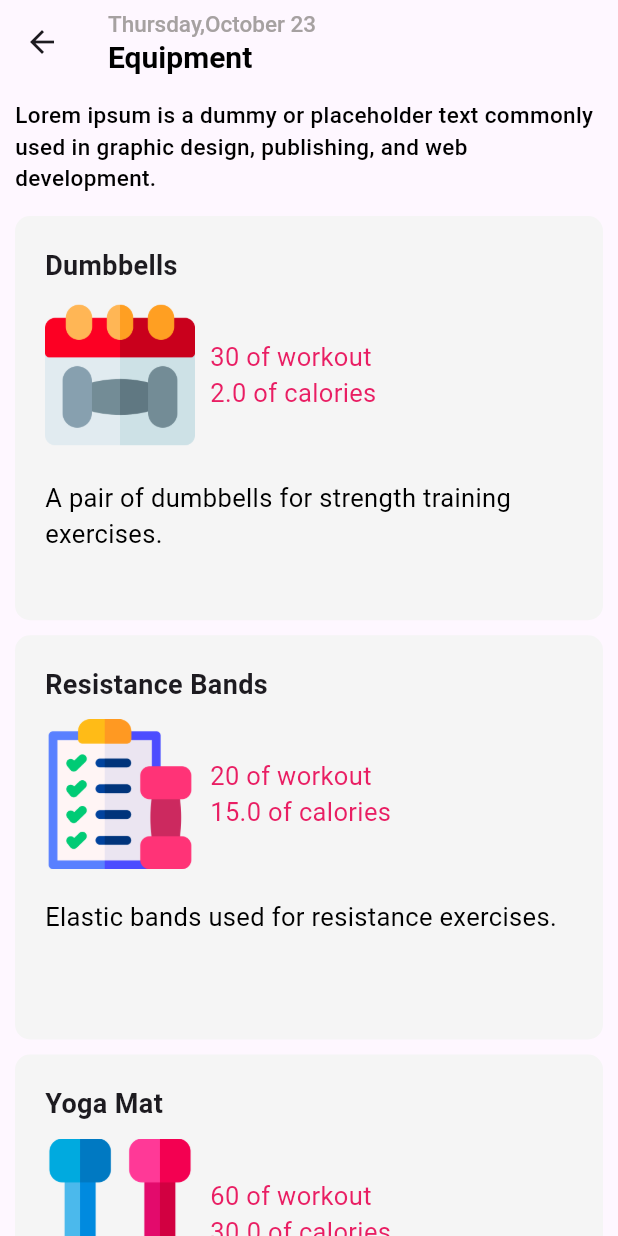
After one commit to anupaisuru/Workout-Planner-Mobile-App, a Flutter app: the screen it shows after launch, after a tap on "Equipment", on a phone screen of 412 x 824 dp. The commit adds this screen. Run offline on Flutter 3.47's test engine with Material 3 defaults, Android fonts, the phone set to English and light mode, and no system bars.

Commit message:
create equipment page

```diff
--- /dev/null
+++ b/lib/pages/equipment_details_page.dart
@@ -0,0 +1,94 @@
+import 'package:flutter/material.dart';
+import 'package:intl/intl.dart';
+import 'package:workout_planner/constants/colors.dart';
+import 'package:workout_planner/constants/responsive.dart';
+import 'package:workout_planner/models/equipment_model.dart';
+import 'package:workout_planner/widget/equipment_card.dart';
+
+class EquipmentDetailsPage extends StatefulWidget {
+  final String equipmentTitle;
+  final String equipmentDescription;
+  final List<Equipment> equipmentList;
+  const EquipmentDetailsPage({
+    super.key,
+    required this.equipmentTitle,
+    required this.equipmentDescription,
+    required this.equipmentList,
+  });
+
+  @override
+  State<EquipmentDetailsPage> createState() => _EquipmentDetailsPageState();
+}
+
+class _EquipmentDetailsPageState extends State<EquipmentDetailsPage> {
+  //date and time fomatters
+  final DateFormat formatter = DateFormat("EEEE,MMMM");
+  final DateFormat dayFormat = DateFormat("dd");
+
+  @override
+  Widget build(BuildContext context) {
+    DateTime now = DateTime.now();
+    String formattedDate = formatter.format(now);
+    String formatterDay = dayFormat.format(now);
+
+    return Scaffold(
+      appBar: AppBar(
+        title: Column(
+          crossAxisAlignment: CrossAxisAlignment.start,
+          children: [
+            Text(
+              "$formattedDate $formatterDay",
+              style: TextStyle(
+                fontSize: 15,
+                fontWeight: FontWeight.w500,
+                color: kSubtitleColor,
+              ),
+            ),
+            Text(
+              widget.equipmentTitle,
+              style: TextStyle(
+                fontSize: 20,
+                fontWeight: FontWeight.w700,
+                color: kMainColor,
+              ),
+            ),
+          ],
+        ),
+      ),
+      body: SingleChildScrollView(
+        child: Padding(
+          padding: const EdgeInsets.all(kDefaultPadding),
+          child: Column(
+            children: [
+              Text(
+                widget.equipmentDescription,
+                style: TextStyle(
+                  fontSize: 15,
+                  fontWeight: FontWeight.w500,
+                  color: kMainColor,
+                ),
+              ),
+              SizedBox(height: 15),
+              // grid
+              GridView.builder(
+                shrinkWrap: true,
+                physics: NeverScrollableScrollPhysics(),
+                gridDelegate: SliverGridDelegateWithFixedCrossAxisCount(
+                  crossAxisCount: 1,
+                  crossAxisSpacing: kDefaultPadding,
+                  mainAxisSpacing: kDefaultPadding,
+                  childAspectRatio: 16 / 11
+                ),
+                itemCount: widget.equipmentList.length,
+                itemBuilder: (context,index){
+                  Equipment equipment = widget.equipmentList[index];
+                  return EquipmentCard(equipmentName: equipment.equipmentName, equipmentDescription: equipment.equipmentDescription, equipmentImageUrl: equipment.equipmentImageUrl, noOfMinutus: equipment.noOfMinutus, noOfCalories: equipment.noOfCalories);
+                },
+              ),
+            ],
+          ),
+        ),
+      ),
+    );
+  }
+}
--- a/lib/pages/home_page.dart
+++ b/lib/pages/home_page.dart
@@ -5,6 +5,7 @@ import 'package:workout_planner/constants/responsive.dart';
 import 'package:workout_planner/data/equipment_data.dart';
 import 'package:workout_planner/data/exercise_data.dart';
 import 'package:workout_planner/data/user_data.dart';
+import 'package:workout_planner/pages/equipment_details_page.dart';
 import 'package:workout_planner/pages/exercise_details_page.dart';
 import 'package:workout_planner/widget/exercise_card.dart';
 import 'package:workout_planner/widget/progress_card.dart';
@@ -90,10 +91,24 @@ class _HomePageState extends State<HomePage> {
                       ),
                     ),
 
-                    ExerciseCard(
-                      title: "Equipment",
-                      imageUrl: "assets/images/equipments/dumbbell.png",
-                      description: "see more..",
+                    GestureDetector(
+                      onTap: () {
+                        Navigator.push(
+                          context,
+                          MaterialPageRoute(
+                            builder: (context) => EquipmentDetailsPage(
+                              equipmentTitle: "Equipment",
+                              equipmentDescription: "Lorem ipsum is a dummy or placeholder text commonly used in graphic design, publishing, and web development.",
+                              equipmentList: equipmentList,
+                            ),
+                          ),
+                        );
+                      },
+                      child: ExerciseCard(
+                        title: "Equipment",
+                        imageUrl: "assets/images/equipments/dumbbell.png",
+                        description: "see more..",
+                      ),
                     ),
                   ],
                 ),
--- /dev/null
+++ b/lib/widget/equipment_card.dart
@@ -0,0 +1,66 @@
+import 'package:flutter/material.dart';
+import 'package:workout_planner/constants/colors.dart';
+
+class EquipmentCard extends StatelessWidget {
+  final String equipmentName;
+  final String equipmentDescription;
+  final String equipmentImageUrl;
+  final int noOfMinutus;
+  final double noOfCalories;
+  const EquipmentCard({
+    super.key,
+    required this.equipmentName,
+    required this.equipmentDescription,
+    required this.equipmentImageUrl,
+    required this.noOfMinutus,
+    required this.noOfCalories,
+  });
+
+  @override
+  Widget build(BuildContext context) {
+    return Container(
+      width: double.infinity,
+      decoration: BoxDecoration(
+        borderRadius: BorderRadius.circular(10),
+        color: kCardBackgroundColor,
+      ),
+      child: Padding(
+        padding: const EdgeInsets.all(20),
+        child: Column(
+          crossAxisAlignment: CrossAxisAlignment.start,
+          children: [
+            Text(
+              equipmentName,
+              style: TextStyle(fontSize: 18, fontWeight: FontWeight.bold),
+            ),
+            SizedBox(height: 10),
+            Row(
+              children: [
+                Image.asset(equipmentImageUrl, fit: BoxFit.cover, width: 100),
+                SizedBox(width: 10),
+                Column(
+                  crossAxisAlignment: CrossAxisAlignment.start,
+                  children: [
+                    Text(
+                      "${noOfMinutus.toString()} of workout",
+                      style: TextStyle(fontSize: 17, color: kMainPinkColor),
+                    ),
+                    Text(
+                      "${noOfCalories.toString()} of calories",
+                      style: TextStyle(fontSize: 17, color: kMainPinkColor),
+                    ),
+                  ],
+                ),
+              ],
+            ),
+            SizedBox(height: 20),
+            Text(
+              equipmentDescription,
+              style: TextStyle(fontSize: 17, color: kMainColor),
+            ),
+          ],
+        ),
+      ),
+    );
+  }
+}
```
